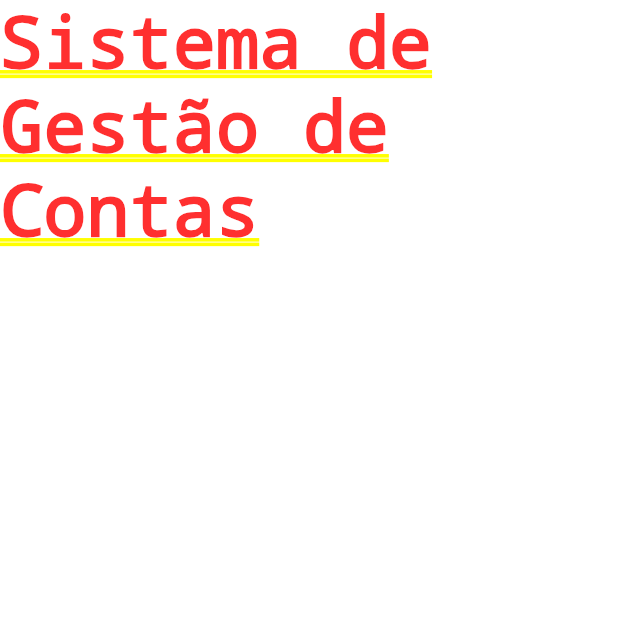
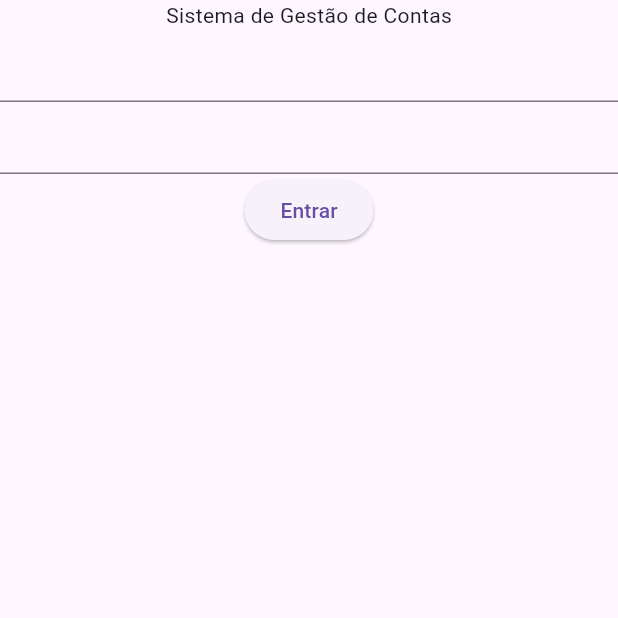
Before and after one commit to alura-cursos/flutter_banco_douro, a Flutter app: the screen it shows after launch, on a phone screen of 412 x 824 dp, the top half of it. Run offline on Flutter 3.47's test engine with Material 3 defaults, Android fonts, the light colour scheme and no system bars.

Commit message:
v1.5 - criando a tela

```diff
--- a/lib/main.dart
+++ b/lib/main.dart
@@ -1,4 +1,5 @@
 import 'package:flutter/material.dart';
+import 'package:flutter_banco_douro/ui/login_screen.dart';
 
 void main() {
   runApp(const BancoDouroApp());
@@ -10,7 +11,7 @@ class BancoDouroApp extends StatelessWidget {
   @override
   Widget build(BuildContext context) {
     return const MaterialApp(
-      home: Text("Sistema de Gestão de Contas"),
+      home: LoginScreen(),
     );
   }
 }
--- /dev/null
+++ b/lib/ui/login_screen.dart
@@ -0,0 +1,22 @@
+import 'package:flutter/material.dart';
+
+class LoginScreen extends StatelessWidget {
+  const LoginScreen({super.key});
+
+  @override
+  Widget build(BuildContext context) {
+    return Scaffold(
+      body: Column(
+        children: <Widget>[
+          const Text("Sistema de Gestão de Contas"),
+          TextFormField(),
+          TextFormField(),
+          ElevatedButton(
+            onPressed: () {},
+            child: const Text("Entrar"),
+          ),
+        ],
+      ),
+    );
+  }
+}
```
